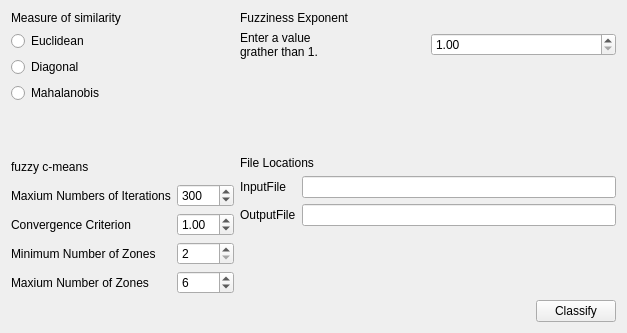
This is forms/algoritmovista.ui in maekos/Cmeans as Qt 5 draws it before an edit. The edited form follows.
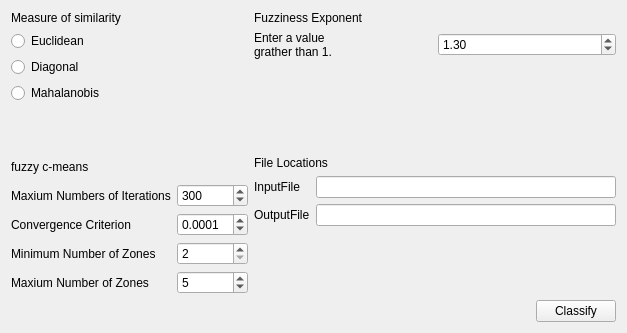
This is the edited form.

What changed in the file:
```diff
--- a/forms/algoritmovista.ui
+++ b/forms/algoritmovista.ui
@@ -114,8 +114,11 @@
            </item>
            <item row="3" column="1">
             <widget class="QDoubleSpinBox" name="convergenceCriteria">
+             <property name="decimals">
+              <number>4</number>
+             </property>
              <property name="value">
-              <double>1.000000000000000</double>
+              <double>0.000100000000000</double>
              </property>
             </widget>
            </item>
@@ -135,7 +138,7 @@
               <number>2</number>
              </property>
              <property name="value">
-              <number>6</number>
+              <number>5</number>
              </property>
             </widget>
            </item>
@@ -167,6 +170,9 @@
              <property name="minimum">
               <double>1.000000000000000</double>
              </property>
+             <property name="value">
+              <double>1.300000000000000</double>
+             </property>
             </widget>
            </item>
           </layout>
```
